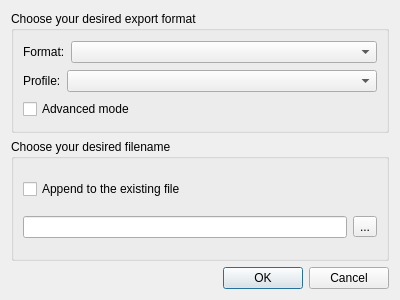
The window that Source/GUI/Qt/export.ui (MediaArea/MediaInfo) describes before a commit, drawn with Qt 5.
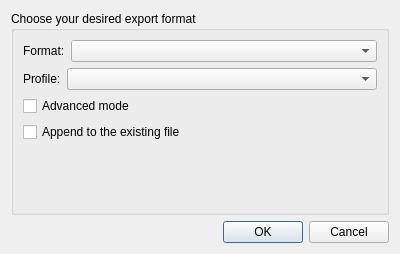
The same window after the commit.

```diff
--- a/Source/GUI/Qt/export.ui
+++ b/Source/GUI/Qt/export.ui
@@ -6,7 +6,7 @@
     <x>0</x>
     <y>0</y>
     <width>400</width>
-    <height>300</height>
+    <height>254</height>
    </rect>
   </property>
   <property name="windowTitle">
@@ -68,32 +68,26 @@
         </property>
        </widget>
       </item>
-     </layout>
-    </widget>
-   </item>
-   <item>
-    <widget class="QGroupBox" name="filenameBox">
-     <property name="title">
-      <string>Choose your desired filename</string>
-     </property>
-     <layout class="QGridLayout" name="gridLayout">
-      <item row="1" column="0">
-       <widget class="QLineEdit" name="lineEdit"/>
-      </item>
-      <item row="1" column="1">
-       <widget class="QToolButton" name="toolButton">
-        <property name="text">
-         <string>...</string>
-        </property>
-       </widget>
-      </item>
-      <item row="0" column="0">
+      <item>
        <widget class="QCheckBox" name="appendToFile">
         <property name="text">
          <string>Append to the existing file</string>
         </property>
        </widget>
       </item>
+      <item>
+       <spacer name="verticalSpacer">
+        <property name="orientation">
+         <enum>Qt::Vertical</enum>
+        </property>
+        <property name="sizeHint" stdset="0">
+         <size>
+          <width>20</width>
+          <height>40</height>
+         </size>
+        </property>
+       </spacer>
+      </item>
      </layout>
     </widget>
    </item>
```
Left out of the diff: 1 changed line with no effect on the pictures.
